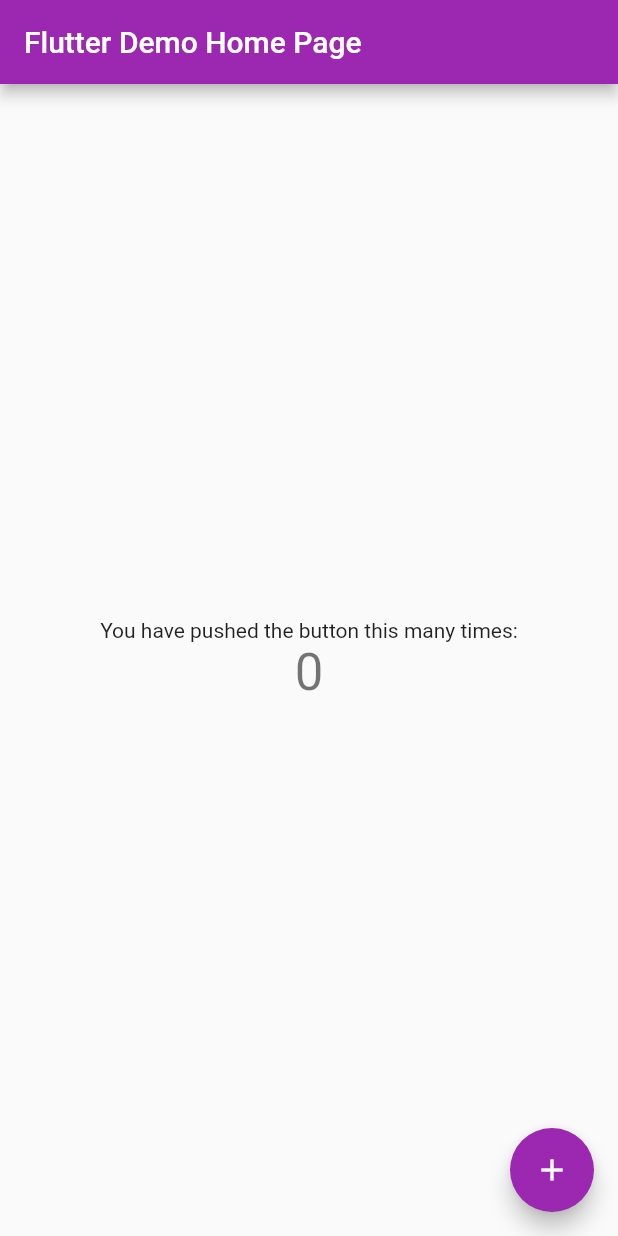
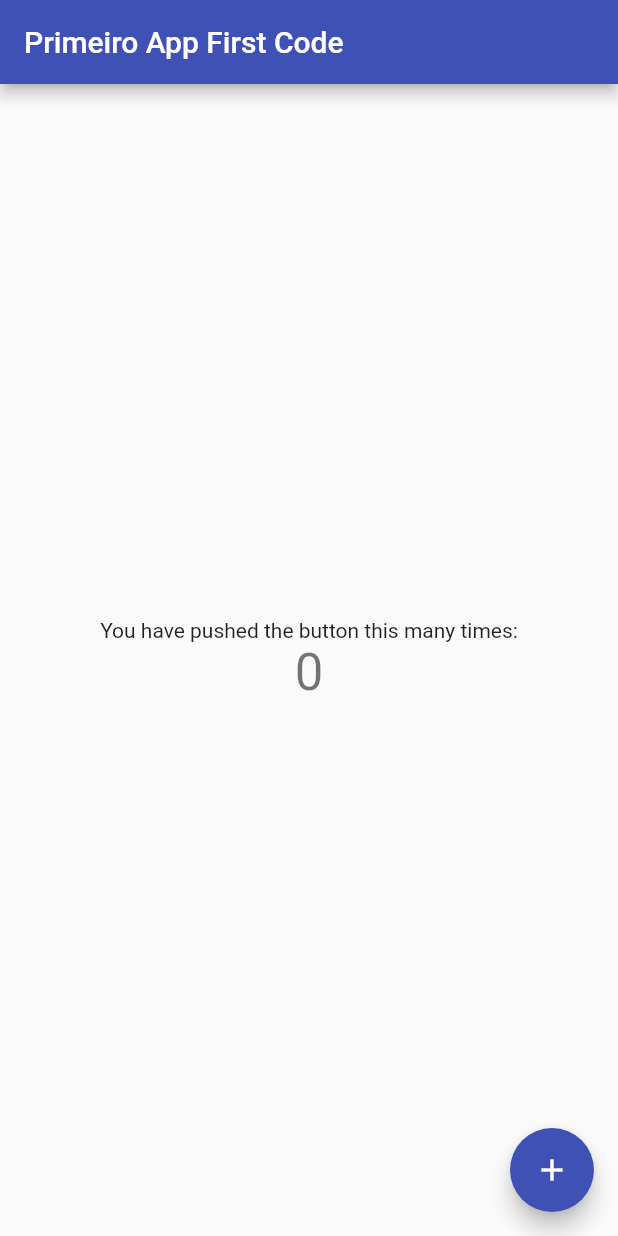
Before and after one commit to firstcode-br/myapp, a Flutter app: the screen it shows after launch, on a phone screen of 412 x 824 dp. Run offline on Flutter 3.47's test engine with Material 2 defaults, Android fonts, the phone set to English and light mode, and no system bars.

Commit message:
Nova cor botão

```diff
--- a/lib/main.dart
+++ b/lib/main.dart
@@ -20,9 +20,9 @@ class MyApp extends StatelessWidget {
         // or simply save your changes to "hot reload" in a Flutter IDE).
         // Notice that the counter didn't reset back to zero; the application
         // is not restarted.
-        primarySwatch: Colors.purple,
+        primarySwatch: Colors.indigo,
       ),
-      home: MyHomePage(title: 'Flutter Demo Home Page'),
+      home: MyHomePage(title: 'Primeiro App First Code'),
     );
   }
 }
```
